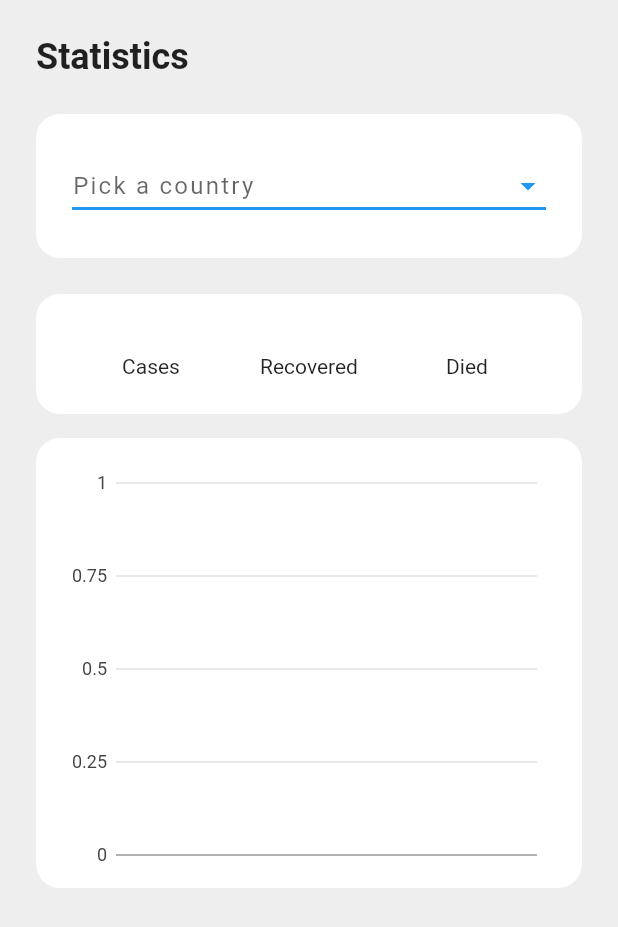
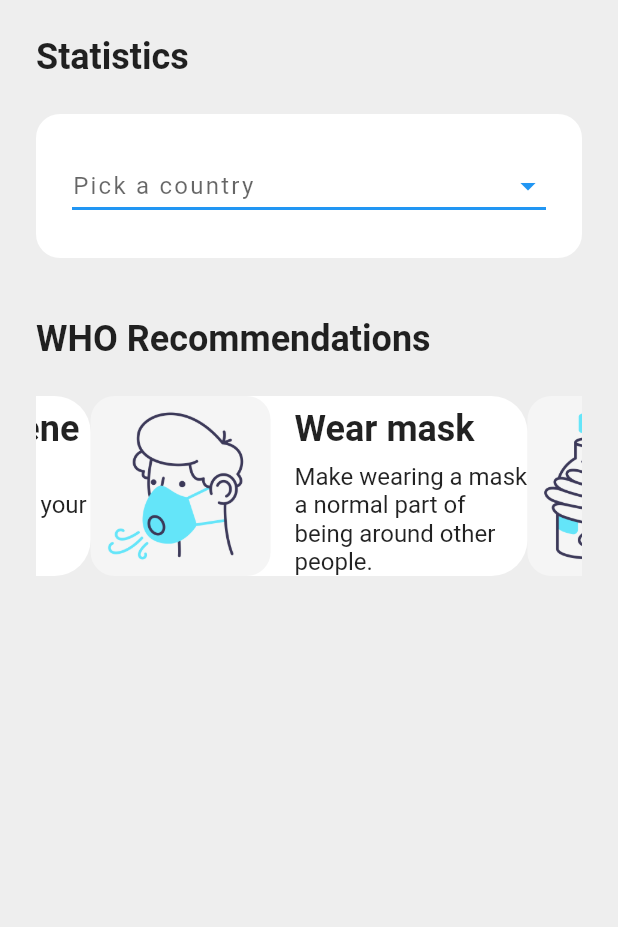
Before and after one commit to denzilferreira/covid-source, a Flutter app: the screen it shows after launch, on a phone screen of 412 x 824 dp. Shown: the top 927 px of the screen. Run offline on Flutter 3.47's test engine with Material 2 defaults, Android fonts, the light colour scheme and no system bars; our stand-ins replace charts_flutter, google_fonts, hive, hive_flutter, shared_preferences; accounts and stored records are empty; generated files the repository leaves out were written again; network calls fail; statements that could not run were skipped.

Commit message:
- finished

```diff
--- a/lib/covid_month_view.dart
+++ b/lib/covid_month_view.dart
@@ -1,5 +1,7 @@
-import 'package:charts_flutter/flutter.dart' as charts;
+import 'package:charts_flutter/flutter.dart';
 import 'package:flutter/material.dart';
+import 'package:google_fonts/google_fonts.dart';
+import 'package:intl/intl.dart';
 
 import 'database/covid_data.dart';
 
@@ -18,33 +20,37 @@ class CovidMonthView extends StatefulWidget {
 class _CovidMonthViewState extends State<CovidMonthView> {
   @override
   Widget build(BuildContext context) {
-    List<charts.Series<Report, String>> series = [
-      charts.Series(
+    List<Series<Report, String>> series = [
+      Series(
         data: widget.reports,
         id: "Confirmed",
         domainFn: (datum, index) => "${datum.date.month}",
         measureFn: (datum, index) => datum.confirmed,
-        colorFn: (datum, index) => charts.ColorUtil.fromDartColor(Colors.grey),
+        colorFn: (datum, index) => ColorUtil.fromDartColor(Colors.grey),
       ),
-      charts.Series(
+      Series(
         data: widget.reports,
         id: "Recovered",
         domainFn: (datum, index) => "${datum.date.month}",
         measureFn: (datum, index) => datum.recovered,
-        colorFn: (datum, index) => charts.ColorUtil.fromDartColor(Colors.green),
+        colorFn: (datum, index) => ColorUtil.fromDartColor(Colors.green),
       ),
-      charts.Series(
+      Series(
         data: widget.reports,
         id: "Deaths",
         domainFn: (datum, index) => "${datum.date.month}",
         measureFn: (datum, index) => datum.deaths,
-        colorFn: (datum, index) => charts.ColorUtil.fromDartColor(Colors.red),
+        colorFn: (datum, index) => ColorUtil.fromDartColor(Colors.red),
       ),
     ];
 
-    return charts.BarChart(
+    return BarChart(
       series,
       animate: true,
+      defaultInteractions: false,
+      primaryMeasureAxis: NumericAxisSpec(
+          tickFormatterSpec: BasicNumericTickFormatterSpec.fromNumberFormat(
+              NumberFormat.compact())),
     );
   }
 }
--- a/lib/main.dart
+++ b/lib/main.dart
@@ -1,4 +1,10 @@
 import 'package:encounter/covid_month_view.dart';
+import 'package:encounter/recommendations/hand_gel.dart';
+import 'package:encounter/recommendations/official_info.dart';
+import 'package:encounter/recommendations/social_distancing.dart';
+import 'package:encounter/recommendations/symptoms_aware.dart';
+import 'package:encounter/recommendations/wash_hands.dart';
+import 'package:encounter/recommendations/wear_mask.dart';
 import 'package:flutter/material.dart';
 import 'package:google_fonts/google_fonts.dart';
 import 'package:hive/hive.dart';
@@ -32,10 +38,12 @@ class EncounterHome extends StatefulWidget {
 }
 
 class _EncounterHomeState extends State<EncounterHome> {
-  String _country;
+  String _country = "";
   String _cases = "";
   String _recovered = "";
   String _died = "";
+
+  final cardsController = PageController(initialPage: 1, viewportFraction: .8);
 
   var _countries = <DropdownMenuItem>[];
   var _reports = <Report>[];
@@ -63,15 +71,19 @@ class _EncounterHomeState extends State<EncounterHome> {
 
     var prefs = await SharedPreferences.getInstance();
     var defaultCountry = prefs.getString("defaultCountry");
+    if (defaultCountry != null) {
       var defaultCountryData = await getCountryReports(defaultCountry);
+      setState(() {
+        _country = defaultCountry;
+        _reports = defaultCountryData;
+        _cases = _reports.last.confirmed.toString();
+        _recovered = _reports.last.recovered.toString();
+        _died = _reports.last.deaths.toString();
+      });
+    }
 
     setState(() {
       _countries = countries;
-
-      if (defaultCountry != null) {
-        _country = defaultCountry;
-        _reports = defaultCountryData;
-      }
     });
   }
 
@@ -84,6 +96,9 @@ class _EncounterHomeState extends State<EncounterHome> {
     setState(() {
       _country = defaultCountry;
       _reports = countryData;
+      _cases = _reports.last.confirmed.toString();
+      _recovered = _reports.last.recovered.toString();
+      _died = _reports.last.deaths.toString();
     });
   }
 
@@ -119,7 +134,7 @@ class _EncounterHomeState extends State<EncounterHome> {
                     padding: const EdgeInsets.all(24),
                     child: DropdownButton(
                       icon: Icon(
-                        Icons.arrow_drop_down,
+                        Icons.arrow_drop_down_sharp,
                         color: Colors.blue,
                       ),
                       isExpanded: true,
@@ -142,7 +157,8 @@ class _EncounterHomeState extends State<EncounterHome> {
                   ),
                 ),
               ),
-              Padding(
+              Visibility(
+                child: Padding(
                   padding: const EdgeInsets.only(bottom: 16),
                   child: Container(
                     decoration: BoxDecoration(
@@ -154,24 +170,44 @@ class _EncounterHomeState extends State<EncounterHome> {
                         Expanded(
                           child: Column(
                             children: [
-                            Text(_cases),
-                            Text("Cases"),
+                              Text(
+                                _cases,
+                                style: GoogleFonts.roboto(
+                                    fontWeight: FontWeight.bold,
+                                    color: Colors.grey,
+                                    fontSize: 20),
+                              ),
+                              Text("Cases".toUpperCase(),
+                                  style: GoogleFonts.roboto(
+                                      letterSpacing: 1.5, fontSize: 10)),
                             ],
                           ),
                         ),
                         Expanded(
                           child: Column(
                             children: [
-                            Text(_recovered),
-                            Text("Recovered"),
+                              Text(_recovered,
+                                  style: GoogleFonts.roboto(
+                                      fontWeight: FontWeight.bold,
+                                      color: Colors.green,
+                                      fontSize: 20)),
+                              Text("Recovered".toUpperCase(),
+                                  style: GoogleFonts.roboto(
+                                      letterSpacing: 1.5, fontSize: 10)),
                             ],
                           ),
                         ),
                         Expanded(
                           child: Column(
                             children: [
-                            Text(_died),
-                            Text("Died"),
+                              Text(_died,
+                                  style: GoogleFonts.roboto(
+                                      fontWeight: FontWeight.bold,
+                                      color: Colors.red,
+                                      fontSize: 20)),
+                              Text("Died".toUpperCase(),
+                                  style: GoogleFonts.roboto(
+                                      letterSpacing: 1.5, fontSize: 10)),
                             ],
                           ),
                         ),
@@ -179,15 +215,18 @@ class _EncounterHomeState extends State<EncounterHome> {
                     ),
                   ),
                 ),
-              Padding(
+                visible: (_cases.length > 0),
+              ),
+              Visibility(
+                child: Padding(
                   padding: const EdgeInsets.only(bottom: 16),
                   child: Container(
-                  height: 300,
+                    height: 350,
                     decoration: BoxDecoration(
                         borderRadius: BorderRadius.circular(16),
                         color: Colors.white),
                     child: Padding(
-                    padding: const EdgeInsets.all(16),
+                      padding: const EdgeInsets.all(24),
                       child: CovidMonthView(
                         country: _country,
                         reports: _reports,
@@ -195,6 +234,30 @@ class _EncounterHomeState extends State<EncounterHome> {
                     ),
                   ),
                 ),
+                visible: (_country.length > 0),
+              ),
+              Padding(
+                padding: const EdgeInsets.only(bottom: 24, top: 16),
+                child: Text("WHO Recommendations",
+                    style: GoogleFonts.roboto(
+                        fontSize: 24, fontWeight: FontWeight.bold)),
+              ),
+              Container(
+                height: 120,
+                child: PageView(
+                  children: [
+                    WashHands(),
+                    WearMask(),
+                    HandGel(),
+                    SymptomsAware(),
+                    SocialDistancing(),
+                    OfficialInfo()
+                  ],
+                  onPageChanged: (value) {},
+                  controller: cardsController,
+                  allowImplicitScrolling: true,
+                ),
+              )
             ],
           ),
         ),
--- /dev/null
+++ b/lib/recommendations/hand_gel.dart
@@ -0,0 +1,56 @@
+import 'package:flutter/material.dart';
+import 'package:google_fonts/google_fonts.dart';
+
+class HandGel extends StatelessWidget {
+  const HandGel({Key key}) : super(key: key);
+
+  @override
+  Widget build(BuildContext context) {
+    return Container(
+      decoration: BoxDecoration(
+        color: Colors.white,
+        borderRadius: BorderRadius.circular(24)
+      ),
+      child: Row(
+        crossAxisAlignment: CrossAxisAlignment.start,
+        children: [
+          Container(
+            decoration: BoxDecoration(
+                borderRadius: BorderRadius.circular(16), color: Colors.grey[100]),
+            child: Image(
+                image: AssetImage(
+                  "assets/images/03.png",
+                ),
+                width: 120),
+          ),
+          Expanded(
+            child: Container(
+              padding: EdgeInsets.only(left: 16),
+              width: 160,
+              child: Column(
+                crossAxisAlignment: CrossAxisAlignment.start,
+                children: [
+                Padding(
+                  padding: const EdgeInsets.only(top:8),
+                  child: Text("Hand rub", style: GoogleFonts.roboto(
+                    fontSize: 24,
+                    fontWeight: FontWeight.bold
+
+                  ),),
+                ),
+                Padding(
+                  padding: const EdgeInsets.only(top: 8.0),
+                  child: Text(
+                    "Use alcohol-based hand rub or soap and water to eliminate germs.",
+                    softWrap: true,
+                    style: GoogleFonts.roboto(fontSize: 16),
+                  ),
+                )
+              ]),
+            ),
+          ),
+        ],
+      ),
+    );
+  }
+}
--- /dev/null
+++ b/lib/recommendations/wash_hands.dart
@@ -0,0 +1,56 @@
+import 'package:flutter/material.dart';
+import 'package:google_fonts/google_fonts.dart';
+
+class WashHands extends StatelessWidget {
+  const WashHands({Key key}) : super(key: key);
+
+  @override
+  Widget build(BuildContext context) {
+    return Container(
+      decoration: BoxDecoration(
+        color: Colors.white,
+        borderRadius: BorderRadius.circular(24)
+      ),
+      child: Row(
+        crossAxisAlignment: CrossAxisAlignment.start,
+        children: [
+          Container(
+            decoration: BoxDecoration(
+                borderRadius: BorderRadius.circular(16), color: Colors.grey[100]),
+            child: Image(
+                image: AssetImage(
+                  "assets/images/01.png",
+                ),
+                width: 120),
+          ),
+          Expanded(
+            child: Container(
+              padding: EdgeInsets.only(left: 16),
+              width: 160,
+              child: Column(
+                crossAxisAlignment: CrossAxisAlignment.start,
+                children: [
+                Padding(
+                  padding: const EdgeInsets.only(top:8),
+                  child: Text("Good hygiene", style: GoogleFonts.roboto(
+                    fontSize: 24,
+                    fontWeight: FontWeight.bold
+
+                  ),),
+                ),
+                Padding(
+                  padding: const EdgeInsets.only(top: 8.0),
+                  child: Text(
+                    "Regularly and thoroughly clean your hands.",
+                    softWrap: true,
+                    style: GoogleFonts.roboto(fontSize: 16),
+                  ),
+                )
+              ]),
+            ),
+          ),
+        ],
+      ),
+    );
+  }
+}
--- /dev/null
+++ b/lib/recommendations/wear_mask.dart
@@ -0,0 +1,56 @@
+import 'package:flutter/material.dart';
+import 'package:google_fonts/google_fonts.dart';
+
+class WearMask extends StatelessWidget {
+  const WearMask({Key key}) : super(key: key);
+
+  @override
+  Widget build(BuildContext context) {
+    return Container(
+      decoration: BoxDecoration(
+        color: Colors.white,
+        borderRadius: BorderRadius.circular(24)
+      ),
+      child: Row(
+        crossAxisAlignment: CrossAxisAlignment.start,
+        children: [
+          Container(
+            decoration: BoxDecoration(
+                borderRadius: BorderRadius.circular(16), color: Colors.grey[100]),
+            child: Image(
+                image: AssetImage(
+                  "assets/images/02.png",
+                ),
+                width: 120),
+          ),
+          Expanded(
+            child: Container(
+              padding: EdgeInsets.only(left: 16),
+              width: 160,
+              child: Column(
+                crossAxisAlignment: CrossAxisAlignment.start,
+                children: [
+                Padding(
+                  padding: const EdgeInsets.only(top:8),
+                  child: Text("Wear mask", style: GoogleFonts.roboto(
+                    fontSize: 24,
+                    fontWeight: FontWeight.bold
+
+                  ),),
+                ),
+                Padding(
+                  padding: const EdgeInsets.only(top: 8.0),
+                  child: Text(
+                    "Make wearing a mask a normal part of being around other people.",
+                    softWrap: true,
+                    style: GoogleFonts.roboto(fontSize: 16),
+                  ),
+                )
+              ]),
+            ),
+          ),
+        ],
+      ),
+    );
+  }
+}
```
Also changed, not shown: lib/recommendations/official_info.dart (added, +56 -0 lines), lib/recommendations/social_distancing.dart (added, +56 -0 lines), lib/recommendations/symptoms_aware.dart (added, +56 -0 lines), pubspec.yaml (+7 -1 lines), pubspec.lock, 53 other files. Lines whose indentation alone changed are shown as unchanged.
